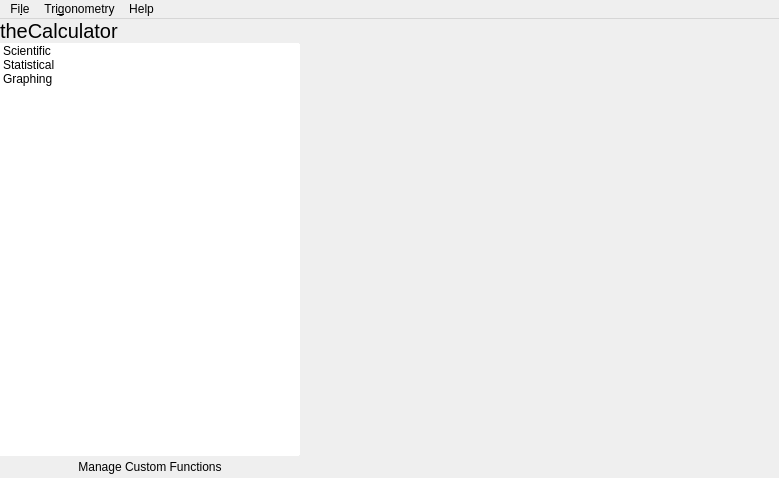
The window that mainwindow.ui (theCheeseboard/thecalculator) describes before a commit, drawn with Qt 5.
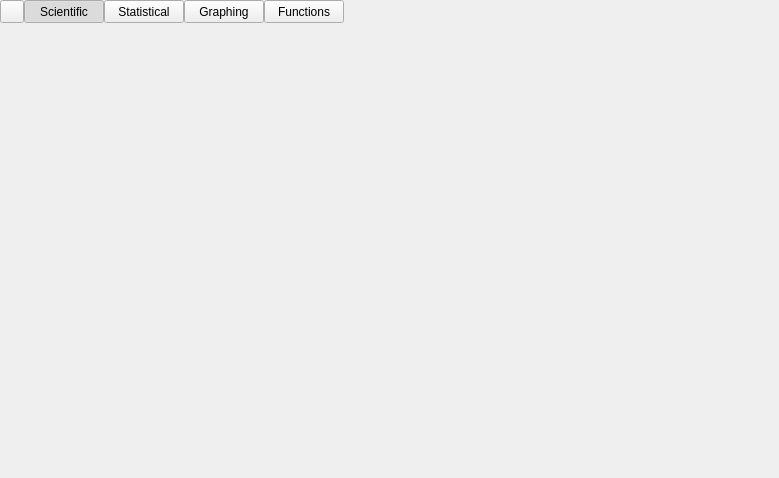
The same window after the commit. The open tabs and pages were chosen to show the change. Icons and pictures are not drawn. Custom widgets are drawn as their Qt base class.

Diff of the .ui file:
```diff
--- a/mainwindow.ui
+++ b/mainwindow.ui
@@ -14,7 +14,7 @@
    <string>theCalculator</string>
   </property>
   <property name="windowIcon">
-   <iconset theme="accessories-calculator" resource="icons.qrc">
+   <iconset theme="thecalculator" resource="icons.qrc">
     <normaloff>:/icon.svg</normaloff>:/icon.svg</iconset>
   </property>
   <property name="unifiedTitleAndToolBarOnMac">
@@ -27,7 +27,7 @@
      <verstretch>0</verstretch>
     </sizepolicy>
    </property>
-   <layout class="QHBoxLayout" name="horizontalLayout_2">
+   <layout class="QVBoxLayout" name="verticalLayout_4">
     <property name="spacing">
      <number>0</number>
     </property>
@@ -44,14 +44,11 @@
      <number>0</number>
     </property>
     <item>
-     <widget class="QWidget" name="leftPane" native="true">
-      <property name="maximumSize">
-       <size>
-        <width>300</width>
-        <height>16777215</height>
-       </size>
+     <widget class="QWidget" name="topWidget" native="true">
+      <property name="autoFillBackground">
+       <bool>true</bool>
       </property>
-      <layout class="QVBoxLayout" name="verticalLayout_6">
+      <layout class="QHBoxLayout" name="horizontalLayout_2">
        <property name="spacing">
         <number>0</number>
        </property>
@@ -68,135 +65,138 @@
         <number>0</number>
        </property>
        <item>
-        <layout class="QHBoxLayout" name="horizontalLayout">
-         <item>
-          <widget class="QLabel" name="label_4">
-           <property name="font">
-            <font>
-             <pointsize>15</pointsize>
-            </font>
-           </property>
-           <property name="text">
-            <string>theCalculator</string>
-           </property>
-           <property name="margin">
-            <number>9</number>
-           </property>
-          </widget>
-         </item>
-        </layout>
+        <layout class="QHBoxLayout" name="leftCsdLayout"/>
        </item>
        <item>
-        <widget class="Line" name="line_4">
-         <property name="maximumSize">
-          <size>
-           <width>16777215</width>
-           <height>1</height>
-          </size>
+        <widget class="QToolButton" name="menuButton">
+         <property name="text">
+          <string notr="true"/>
          </property>
-         <property name="orientation">
-          <enum>Qt::Horizontal</enum>
+         <property name="icon">
+          <iconset theme="thecalculator" resource="icons.qrc">
+           <normaloff>:/icon.svg</normaloff>:/icon.svg</iconset>
          </property>
+         <property name="popupMode">
+          <enum>QToolButton::InstantPopup</enum>
+         </property>
         </widget>
        </item>
        <item>
-        <widget class="QListWidget" name="leftMenu">
-         <property name="frameShape">
-          <enum>QFrame::NoFrame</enum>
+        <widget class="QPushButton" name="scientificButton">
+         <property name="sizePolicy">
+          <sizepolicy hsizetype="Preferred" vsizetype="Preferred">
+           <horstretch>0</horstretch>
+           <verstretch>0</verstretch>
+          </sizepolicy>
          </property>
-         <property name="iconSize">
-          <size>
-           <width>32</width>
-           <height>32</height>
-          </size>
+         <property name="text">
+          <string>Scientific</string>
          </property>
-         <item>
-          <property name="text">
-           <string>Scientific</string>
-          </property>
-          <property name="icon">
-           <iconset theme="calculator-scientific">
-            <normaloff>.</normaloff>.</iconset>
-          </property>
-         </item>
-         <item>
-          <property name="text">
-           <string>Statistical</string>
-          </property>
-          <property name="icon">
-           <iconset theme="calculator-statistic">
-            <normaloff>.</normaloff>.</iconset>
-          </property>
-         </item>
-         <item>
-          <property name="text">
-           <string>Graphing</string>
-          </property>
-          <property name="icon">
-           <iconset theme="calculator-graph">
-            <normaloff>.</normaloff>.</iconset>
-          </property>
-         </item>
+         <property name="icon">
+          <iconset theme="calculator-scientific"/>
+         </property>
+         <property name="checkable">
+          <bool>true</bool>
+         </property>
+         <property name="checked">
+          <bool>true</bool>
+         </property>
+         <property name="autoExclusive">
+          <bool>true</bool>
+         </property>
         </widget>
        </item>
        <item>
-        <widget class="Line" name="line">
-         <property name="maximumSize">
-          <size>
-           <width>16777215</width>
-           <height>1</height>
-          </size>
+        <widget class="QPushButton" name="statsButton">
+         <property name="sizePolicy">
+          <sizepolicy hsizetype="Preferred" vsizetype="Preferred">
+           <horstretch>0</horstretch>
+           <verstretch>0</verstretch>
+          </sizepolicy>
          </property>
-         <property name="orientation">
-          <enum>Qt::Horizontal</enum>
+         <property name="text">
+          <string>Statistical</string>
          </property>
+         <property name="icon">
+          <iconset theme="calculator-statistic"/>
+         </property>
+         <property name="checkable">
+          <bool>true</bool>
+         </property>
+         <property name="autoExclusive">
+          <bool>true</bool>
+         </property>
         </widget>
        </item>
        <item>
-        <widget class="QPushButton" name="manageCustomFunctionsbutton">
+        <widget class="QPushButton" name="graphButton">
+         <property name="sizePolicy">
+          <sizepolicy hsizetype="Preferred" vsizetype="Preferred">
+           <horstretch>0</horstretch>
+           <verstretch>0</verstretch>
+          </sizepolicy>
+         </property>
          <property name="text">
-          <string>Manage Custom Functions</string>
+          <string>Graphing</string>
          </property>
          <property name="icon">
-          <iconset theme="insert-math-expression">
-           <normaloff>.</normaloff>.</iconset>
+          <iconset theme="calculator-graph"/>
          </property>
-         <property name="flat">
+         <property name="checkable">
           <bool>true</bool>
          </property>
+         <property name="autoExclusive">
+          <bool>true</bool>
+         </property>
         </widget>
        </item>
+       <item>
+        <widget class="QPushButton" name="functionsButton">
+         <property name="sizePolicy">
+          <sizepolicy hsizetype="Preferred" vsizetype="Preferred">
+           <horstretch>0</horstretch>
+           <verstretch>0</verstretch>
+          </sizepolicy>
+         </property>
+         <property name="text">
+          <string>Functions</string>
+         </property>
+         <property name="icon">
+          <iconset theme="insert-math-expression"/>
+         </property>
+         <property name="checkable">
+          <bool>true</bool>
+         </property>
+         <property name="autoExclusive">
+          <bool>true</bool>
+         </property>
+        </widget>
+       </item>
+       <item>
+        <spacer name="horizontalSpacer">
+         <property name="orientation">
+          <enum>Qt::Horizontal</enum>
+         </property>
+         <property name="sizeHint" stdset="0">
+          <size>
+           <width>40</width>
+           <height>20</height>
+          </size>
+         </property>
+        </spacer>
+       </item>
+       <item>
+        <layout class="QHBoxLayout" name="rightCsdLayout"/>
+       </item>
       </layout>
      </widget>
     </item>
     <item>
      <widget class="tStackedWidget" name="stackedWidget">
       <property name="currentIndex">
-       <number>3</number>
+       <number>0</number>
       </property>
-      <widget class="QWidget" name="page">
-       <layout class="QVBoxLayout" name="verticalLayout_5">
-        <property name="spacing">
-         <number>0</number>
-        </property>
-        <property name="leftMargin">
-         <number>0</number>
-        </property>
-        <property name="topMargin">
-         <number>0</number>
-        </property>
-        <property name="rightMargin">
-         <number>0</number>
-        </property>
-        <property name="bottomMargin">
-         <number>0</number>
-        </property>
-        <item>
-         <widget class="FunctionWidget" name="funcWidget"/>
-        </item>
-       </layout>
-      </widget>
-      <widget class="QWidget" name="page_2">
+      <widget class="QWidget" name="calcPage">
        <layout class="QVBoxLayout" name="verticalLayout">
         <property name="spacing">
          <number>0</number>
@@ -218,7 +218,7 @@
         </item>
        </layout>
       </widget>
-      <widget class="QWidget" name="page_3">
+      <widget class="QWidget" name="statsPage">
        <layout class="QVBoxLayout" name="verticalLayout_2">
         <property name="spacing">
          <number>0</number>
@@ -240,7 +240,7 @@
         </item>
        </layout>
       </widget>
-      <widget class="QWidget" name="page_4">
+      <widget class="QWidget" name="graphPage">
        <layout class="QVBoxLayout" name="verticalLayout_3">
         <property name="spacing">
          <number>0</number>
@@ -262,48 +262,32 @@
         </item>
        </layout>
       </widget>
+      <widget class="QWidget" name="funcPage">
+       <layout class="QVBoxLayout" name="verticalLayout_5">
+        <property name="spacing">
+         <number>0</number>
+        </property>
+        <property name="leftMargin">
+         <number>0</number>
+        </property>
+        <property name="topMargin">
+         <number>0</number>
+        </property>
+        <property name="rightMargin">
+         <number>0</number>
+        </property>
+        <property name="bottomMargin">
+         <number>0</number>
+        </property>
+        <item>
+         <widget class="FunctionWidget" name="funcWidget"/>
+        </item>
+       </layout>
+      </widget>
      </widget>
     </item>
    </layout>
   </widget>
-  <widget class="QMenuBar" name="menuBar">
-   <property name="geometry">
-    <rect>
-     <x>0</x>
-     <y>0</y>
-     <width>779</width>
-     <height>22</height>
-    </rect>
-   </property>
-   <widget class="QMenu" name="menuFile">
-    <property name="title">
-     <string>Fi&amp;le</string>
-    </property>
-    <addaction name="actionExit"/>
-   </widget>
-   <widget class="QMenu" name="menuTrigonometry">
-    <property name="title">
-     <string>Tri&amp;gonometry</string>
-    </property>
-    <addaction name="actionDegrees"/>
-    <addaction name="actionRadians"/>
-    <addaction name="actionGradians"/>
-   </widget>
-   <widget class="QMenu" name="menuHelp">
-    <property name="title">
-     <string>Help</string>
-    </property>
-    <addaction name="actionTheCalculatorHelp"/>
-    <addaction name="separator"/>
-    <addaction name="actionFileBug"/>
-    <addaction name="actionSources"/>
-    <addaction name="separator"/>
-    <addaction name="actionAbout"/>
-   </widget>
-   <addaction name="menuFile"/>
-   <addaction name="menuTrigonometry"/>
-   <addaction name="menuHelp"/>
-  </widget>
   <action name="actionExit">
    <property name="icon">
     <iconset theme="application-exit">
```
Left out of the diff: 3 changed lines with no effect on the pictures.
